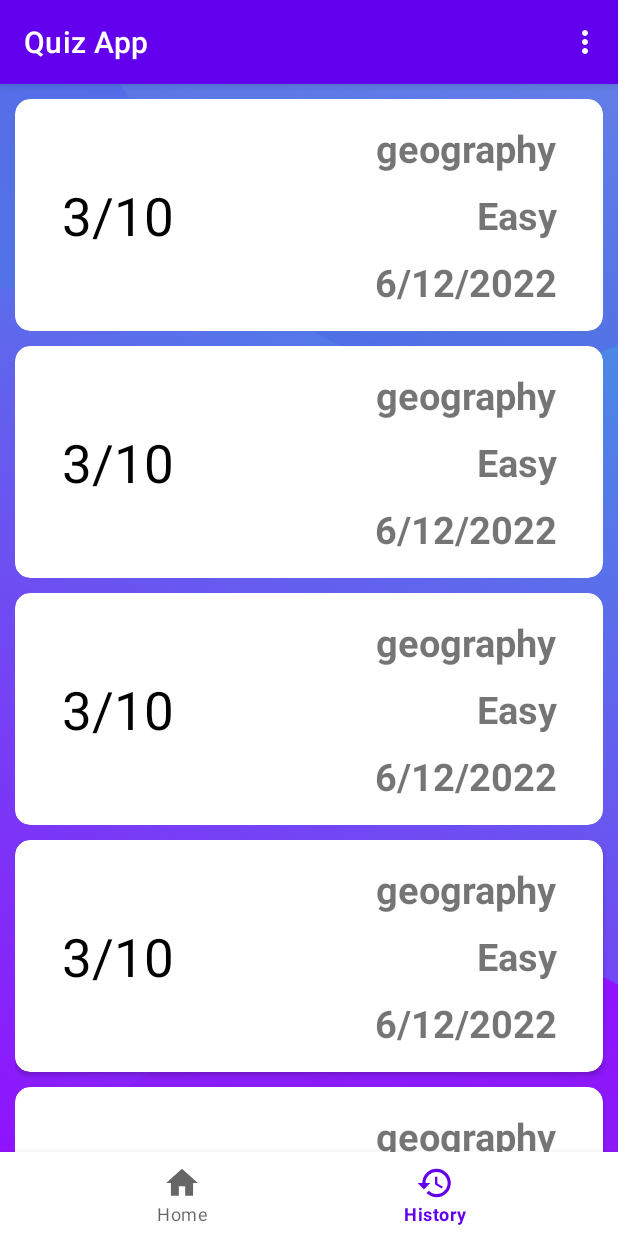
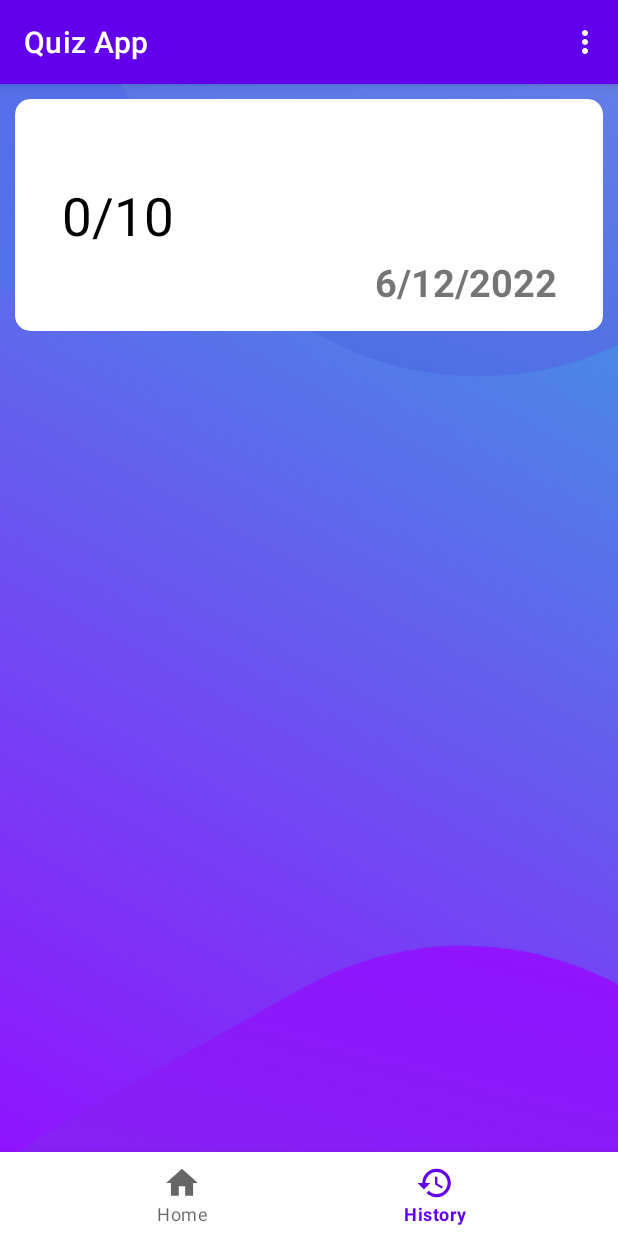
Before and after one commit to SonHai-code/Mobile--app, an Android app: the HomeActivity screen opened directly, with no data from a screen before it, item 2 of the bottom bar chosen, on a phone screen of 412 x 824 dp. Run offline under Robolectric (Android 15) with nearby library versions, the phone set to English and light mode, and no system bars.

Commit message:
Handling History Fragment

```diff
--- a/app/src/main/java/com/example/quizapp/DifficultyFragment.java
+++ b/app/src/main/java/com/example/quizapp/DifficultyFragment.java
@@ -38,7 +38,6 @@ public class DifficultyFragment extends Fragment implements View.OnClickListener
             mUserName = this.getArguments().getString(Constants.USER_NAME);
         }
 
-
         binding.cvEasy.setOnClickListener(this);
         binding.cvMedium.setOnClickListener(this);
         binding.cvHard.setOnClickListener(this);
--- a/app/src/main/java/com/example/quizapp/HistoryFragment.java
+++ b/app/src/main/java/com/example/quizapp/HistoryFragment.java
@@ -10,6 +10,7 @@ import android.view.LayoutInflater;
 import android.view.View;
 import android.view.ViewGroup;
 import android.widget.LinearLayout;
+import android.widget.Toast;
 
 import com.example.quizapp.databinding.FragmentHistoryBinding;
 
@@ -19,43 +20,37 @@ import java.util.List;
 public class HistoryFragment extends Fragment {
     FragmentHistoryBinding binding;
     private HistoryAdapter historyAdapter;
+    private int mCorrectAnswers = 0;
+    private int mTotalQuestions = 0;
+    private String mCategory = "";
+    private String mDifficulty = "";
 
     @Override
     public View onCreateView(LayoutInflater inflater, ViewGroup container,
                              Bundle savedInstanceState) {
         binding = FragmentHistoryBinding.inflate(inflater, container, false);
+
+        if (this.getArguments() != null) {
+            mCorrectAnswers = this.getArguments().getInt(Constants.CORRECT_ANSWER);
+            mTotalQuestions = this.getArguments().getInt(Constants.TOTAL_QUESTIONS);
+            mCategory = this.getArguments().getString(Constants.CATEGORY);
+            mDifficulty = this.getArguments().getString(Constants.DIFFICULTY);
+        }
+
         historyAdapter = new HistoryAdapter(getActivity());
-
         // List items following vertical
         LinearLayoutManager linearLayoutManager = new LinearLayoutManager(getActivity(), RecyclerView.VERTICAL, false);
         binding.rvHistories.setLayoutManager(linearLayoutManager);
-        historyAdapter.setData(getListHistories());
+            historyAdapter.setData(getListHistories());
         binding.rvHistories.setAdapter(historyAdapter);
 
         return binding.getRoot();
     }
 
     private List<History> getListHistories() {
-        List<History> list = new ArrayList<>();
-
-        list.add(new History("3/10", "geography", "Easy", "6/12/2022"));
-        list.add(new History("3/10", "geography", "Easy", "6/12/2022"));
-        list.add(new History("3/10", "geography", "Easy", "6/12/2022"));
-        list.add(new History("3/10", "geography", "Easy", "6/12/2022"));
-        list.add(new History("3/10", "geography", "Easy", "6/12/2022"));
-        list.add(new History("3/10", "geography", "Easy", "6/12/2022"));
-        list.add(new History("3/10", "geography", "Easy", "6/12/2022"));
-        list.add(new History("3/10", "geography", "Easy", "6/12/2022"));
-
-        list.add(new History("3/10", "geography", "Easy", "6/12/2022"));
-        list.add(new History("3/10", "geography", "Easy", "6/12/2022"));
-        list.add(new History("3/10", "geography", "Easy", "6/12/2022"));
-        list.add(new History("3/10", "geography", "Easy", "6/12/2022"));
-        list.add(new History("3/10", "geography", "Easy", "6/12/2022"));
-        list.add(new History("3/10", "geography", "Easy", "6/12/2022"));
-        list.add(new History("3/10", "geography", "Easy", "6/12/2022"));
-        list.add(new History("3/10", "geography", "Easy", "6/12/2022"));
-
+        List<History> list = new ArrayList<>(){};
+            String scoreString = Integer.toString(mCorrectAnswers) + "/" + Integer.toString(mTotalQuestions);
+            list.add(new History(scoreString, mCategory, mDifficulty, "6/12/2022"));
 
         return list;
 
--- a/app/src/main/java/com/example/quizapp/HomeActivity.java
+++ b/app/src/main/java/com/example/quizapp/HomeActivity.java
@@ -20,6 +20,10 @@ import com.example.quizapp.databinding.ActivityHomeBinding;
 public class HomeActivity extends AppCompatActivity {
     ActivityHomeBinding binding;
     private String mUserName = "";
+    private int mCorrectAnswers ;
+    private int mTotalQuestions ;
+    private String mCategory = "";
+    private String mDifficulty = "";
 
     @SuppressLint("NonConstantResourceId")
     @Override
@@ -31,16 +35,15 @@ public class HomeActivity extends AppCompatActivity {
         // Get username from MainActivity
         mUserName = getIntent().getStringExtra(Constants.USER_NAME);
 
-        // Send username data to HomeFragment and set HomeFragment as Default
-       HomeFragment homeFragment = new HomeFragment();
+        // Get data from ResultActivity after pressing FINISH button
+        mCorrectAnswers = getIntent().getIntExtra(Constants.CORRECT_ANSWER, 0);
+        mTotalQuestions = getIntent().getIntExtra(Constants.TOTAL_QUESTIONS, 10);
+        mCategory = getIntent().getStringExtra(Constants.CATEGORY);
+        mDifficulty = getIntent().getStringExtra(Constants.DIFFICULTY);
 
-       Bundle bundle = new Bundle();
-       bundle.putString(Constants.USER_NAME, mUserName);
-
-       homeFragment.setArguments(bundle);
 
         // Set HomeFragment as a default
-       replaceFragment(homeFragment);
+       replaceFragment(new HomeFragment());
 
         // Set bottom navigation bar selections
         binding.bottomNavigationView.setOnItemSelectedListener(item -> {
@@ -60,12 +63,26 @@ public class HomeActivity extends AppCompatActivity {
         if (savedInstanceState != null) {
             // Restore value of members from saved state
            mUserName = savedInstanceState.getString(Constants.USER_NAME);
+            mCorrectAnswers = savedInstanceState.getInt(Constants.CORRECT_ANSWER, 0);
+            mTotalQuestions = savedInstanceState.getInt(Constants.TOTAL_QUESTIONS, 10);
+            mCategory = savedInstanceState.getString(Constants.CATEGORY);
+            mDifficulty = savedInstanceState.getString(Constants.DIFFICULTY);
+
         } else {
             mUserName = "Default Name";
         }
     }
 
     private void replaceFragment(Fragment fragment) {
+        // Send username data to HomeFragment and set HomeFragment as Default
+        Bundle bundle = new Bundle();
+        bundle.putString(Constants.USER_NAME, mUserName);
+        bundle.putInt(Constants.CORRECT_ANSWER,mCorrectAnswers);
+        bundle.putInt(Constants.TOTAL_QUESTIONS,mTotalQuestions);
+        bundle.putString(Constants.DIFFICULTY, mDifficulty);
+        bundle.putString(Constants.CATEGORY,mCategory);
+
+        fragment.setArguments(bundle);
         FragmentTransaction fragmentTransaction = getSupportFragmentManager().beginTransaction();
         fragmentTransaction.replace(R.id.frame_layout, fragment).commit();
     }
@@ -75,6 +92,11 @@ public class HomeActivity extends AppCompatActivity {
     @Override
     protected void onSaveInstanceState(@NonNull Bundle outState) {
         outState.putString(Constants.USER_NAME, mUserName);
+        outState.putString(Constants.DIFFICULTY, mDifficulty);
+        outState.putString(Constants.CATEGORY, mCategory);
+        outState.putInt(Constants.CORRECT_ANSWER, mCorrectAnswers);
+        outState.putInt(Constants.TOTAL_QUESTIONS, mTotalQuestions);
+
         super.onSaveInstanceState(outState);
     }
 
--- a/app/src/main/java/com/example/quizapp/HomeFragment.java
+++ b/app/src/main/java/com/example/quizapp/HomeFragment.java
@@ -35,8 +35,6 @@ public class HomeFragment extends Fragment implements View.OnClickListener {
         if (getArguments() != null) {
             mUserName = this.getArguments().getString(Constants.USER_NAME);
         }
-
-
 
         binding.textView3.setText("Hi" + " " + mUserName);
 
--- a/app/src/main/java/com/example/quizapp/ResultActivity.java
+++ b/app/src/main/java/com/example/quizapp/ResultActivity.java
@@ -21,8 +21,12 @@ public class ResultActivity extends AppCompatActivity {
         String username = getIntent().getStringExtra(Constants.USER_NAME);
         binding.tvUsername.setText(username);
 
+        String category = getIntent().getStringExtra(Constants.CATEGORY);
+        String difficulty = getIntent().getStringExtra(Constants.DIFFICULTY);
+
         int totalQuestions = getIntent().getIntExtra(Constants.TOTAL_QUESTIONS, 0);
         int correctAnswers = getIntent().getIntExtra(Constants.CORRECT_ANSWER, 0);
+
 
 
         binding.tvScore.setText("Your score is " + correctAnswers + "/" + totalQuestions );
@@ -31,6 +35,11 @@ public class ResultActivity extends AppCompatActivity {
             Intent intent = new Intent(this, HomeActivity.class);
 
             intent.putExtra(Constants.USER_NAME, binding.tvUsername.getText().toString().trim());
+            intent.putExtra(Constants.CATEGORY, category);
+            intent.putExtra(Constants.DIFFICULTY, difficulty);
+            intent.putExtra(Constants.CORRECT_ANSWER, correctAnswers);
+            intent.putExtra(Constants.TOTAL_QUESTIONS, totalQuestions);
+
             startActivity(intent);
             finish();
         });
```
